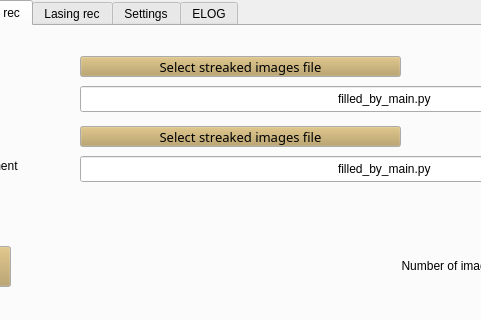
Above: gui.ui from pdijksta/PassiveWFMeasurement before the change; both pictures show x 202 to 683 and y 0 to 320 of the 962 by 873 pixel window. Below: the same form after it.
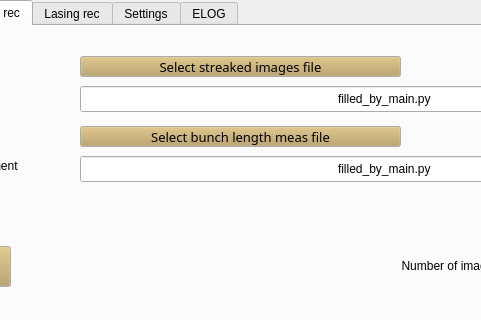
That is the form after the change. The open tabs and pages were chosen to show the change.

Commit message: start write separate TDS GUI

```diff
--- a/gui.ui
+++ b/gui.ui
@@ -1857,7 +1857,7 @@
        </font>
       </property>
       <property name="text">
-       <string>Select streaked images file</string>
+       <string>Select bunch length meas file</string>
       </property>
      </widget>
      <widget class="QPushButton" name="ClearResolution">
```
Left out of the diff: 4 changed lines with no effect on the pictures. The commit also changes 2 other files.
